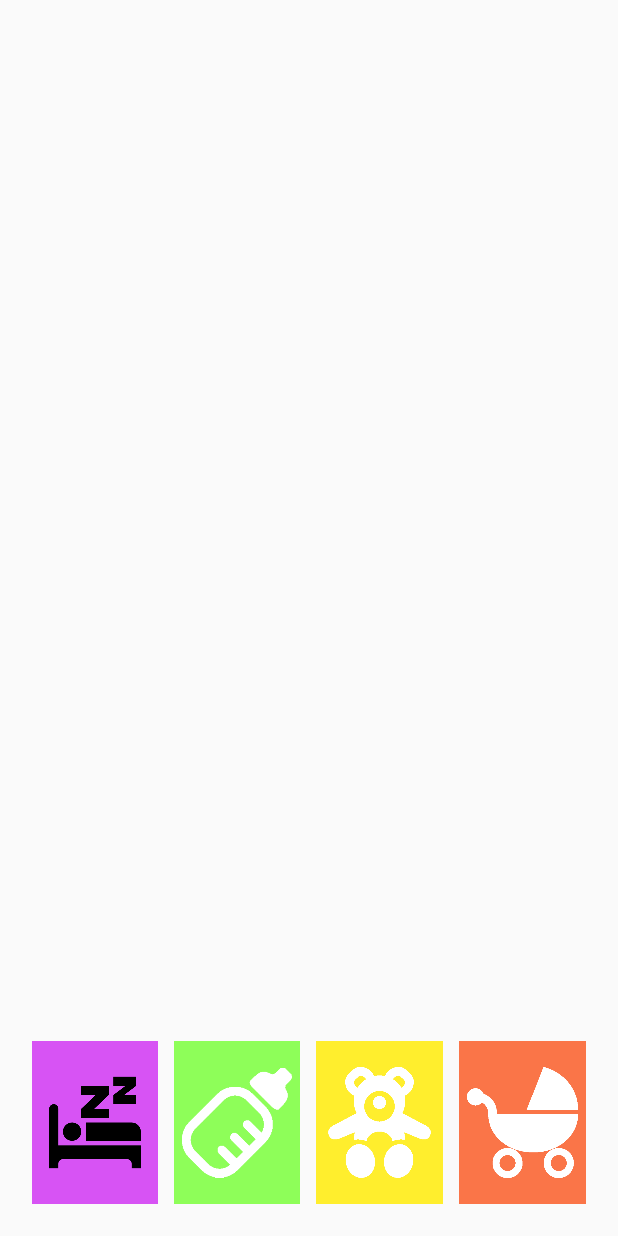
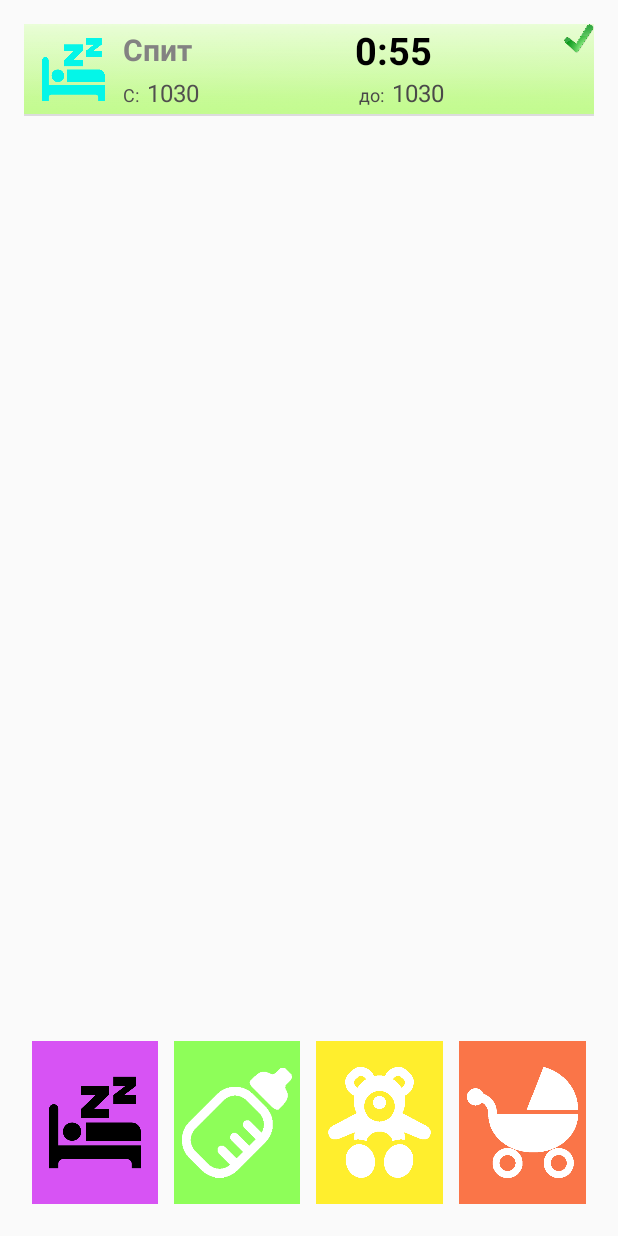
Before and after one commit to porter-s/MothersHelper, an Android app: the screen it shows after launch (MainActivity), after a tap on an icon or button, on a phone screen of 412 x 824 dp. Run offline under Robolectric (Android 15) with nearby library versions, the phone set to English and light mode, and no system bars.

Commit message:
+Список событий +Проверить удаление строки с БД

```diff
--- a/app/src/main/java/ru/sappstudio/mothershelper/MainActivity.java
+++ b/app/src/main/java/ru/sappstudio/mothershelper/MainActivity.java
@@ -88,6 +88,8 @@ public class MainActivity extends Activity implements View.OnClickListener {
         switch (v.getId()) {
             case R.id.btnSleap:
                 clickSleap();
+                initData();
+                lvEventAdapter.notifyDataSetChanged();
             break;
 
             case R.id.btnFood:
@@ -183,8 +185,8 @@ public class MainActivity extends Activity implements View.OnClickListener {
                             "Не прошло и 5 минут.\n  Отмена действия!)", Toast.LENGTH_LONG);
                     toast.show();
                     // удаляем последнюю запись
-                    int clearCount = db.delete("Sleap", String.valueOf(c.getInt(idColIndex)),null);
-                    Log.e(LOG_TAG, "deleted rows count = " + clearCount);
+                    int clearCount = db.delete("Sleap", "id = "+String.valueOf(c.getInt(idColIndex)),null);
+                    Log.e(LOG_TAG, "deleted rows count = " + clearCount + " id = "+String.valueOf(c.getInt(idColIndex)));
                     btnSleap.setImageResource(R.drawable.krovat2_w);
 
                     c.moveToFirst();
@@ -265,7 +267,7 @@ public class MainActivity extends Activity implements View.OnClickListener {
 
         // делаем запрос всех данных из таблицы sleap, получаем Cursor
         Cursor c = db.query("Sleap", null, null, null, null, null, null);
-
+        eventArrayList.clear();
         // ставим позицию курсора на первую строку выборки
         // если в выборке нет строк, вернется false
         if (c.moveToFirst()) {
@@ -277,9 +279,10 @@ public class MainActivity extends Activity implements View.OnClickListener {
             int day_dd_ColIndex = c.getColumnIndex("day_dd");
             int time_HHmm_ColIndex = c.getColumnIndex("time_HHmm");
             int status_ColIndex = c.getColumnIndex("status");
-
+            updateDate();
             do {
-                eventArrayList.add(new LVEvent(R.drawable.krovat2_b,"Cон","1-00",c.getString(time_HHmm_ColIndex),c.getString(time_HHmm_ColIndex),R.drawable.status_stop));
+                if((month_MM ==c.getInt(month_MM_ColIndex))&&(day_dd==c.getInt(day_dd_ColIndex)))
+                    eventArrayList.add(new LVEvent(R.drawable.krovat2_b,"Cпит","0:55",c.getString(time_HHmm_ColIndex),c.getString(time_HHmm_ColIndex),R.drawable.status_stop));
             } while (c.moveToNext());
 
             c.moveToLast();
--- a/app/src/main/res/layout/item_list_of_events.xml
+++ b/app/src/main/res/layout/item_list_of_events.xml
@@ -73,7 +73,7 @@
                     android:layout_width="wrap_content"
                     android:layout_height="wrap_content"
                     android:textAppearance="?android:attr/textAppearanceLarge"
-                    android:text="Начало:"
+                    android:text="С:"
                     android:id="@+id/textView2"
                     android:textColor="#514f4f"
                     android:maxLines="1"
@@ -95,7 +95,7 @@
                     android:layout_width="wrap_content"
                     android:layout_height="wrap_content"
                     android:textAppearance="?android:attr/textAppearanceMedium"
-                    android:text="Конец:"
+                    android:text="до:"
                     android:id="@+id/textView3"
                     android:textColor="#4a4949"
                     android:maxLines="1"
```
